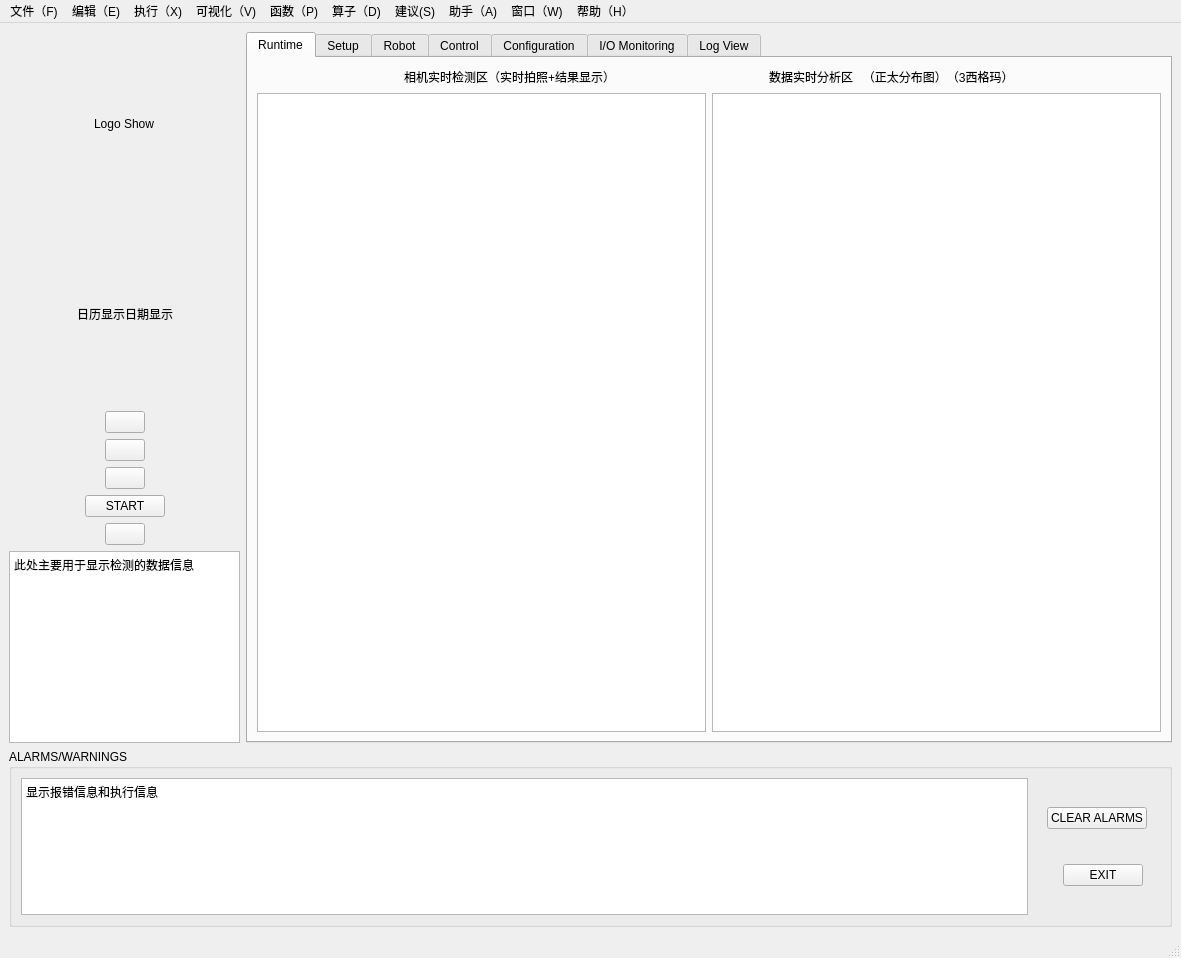
Before: the Qt Designer form InspectionSystem/mainwindow.ui in ziqianwenxuan/Machine-vision-inspection-system, drawn with Qt 5.
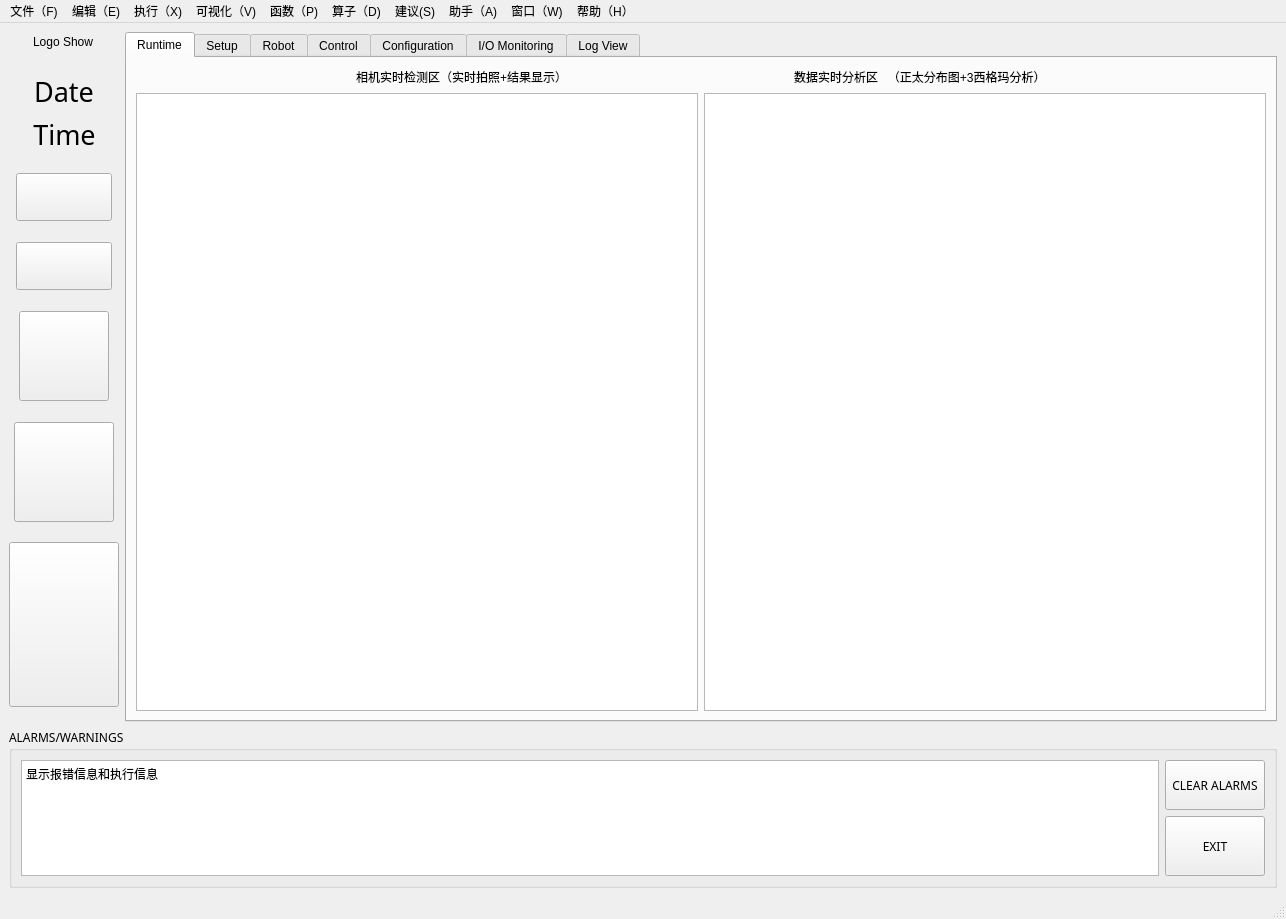
After: the same form once the commit is applied. Icons and pictures are not drawn.

```diff
--- a/InspectionSystem/mainwindow.ui
+++ b/InspectionSystem/mainwindow.ui
@@ -6,8 +6,8 @@
    <rect>
     <x>0</x>
     <y>0</y>
-    <width>1181</width>
-    <height>958</height>
+    <width>1286</width>
+    <height>919</height>
    </rect>
   </property>
   <property name="windowTitle">
@@ -20,11 +20,11 @@
   <widget class="QWidget" name="centralwidget">
    <layout class="QGridLayout" name="gridLayout_2">
     <item row="0" column="0">
-     <layout class="QVBoxLayout" name="verticalLayout_3" stretch="8,2">
+     <layout class="QVBoxLayout" name="verticalLayout_3" stretch="5,1">
       <item>
-       <layout class="QHBoxLayout" name="horizontalLayout_9" stretch="2,8">
+       <layout class="QHBoxLayout" name="horizontalLayout_9" stretch="1,15">
         <item>
-         <layout class="QVBoxLayout" name="verticalLayout" stretch="1,1,1,1,2,7,2,0">
+         <layout class="QVBoxLayout" name="verticalLayout" stretch="0,0,0,0,0,1,0,1,0,2,0,7,0,2,0">
           <item>
            <layout class="QHBoxLayout" name="horizontalLayout">
             <item>
@@ -62,6 +62,19 @@
             </item>
            </layout>
           </item>
+          <item>
+           <spacer name="verticalSpacer_7">
+            <property name="orientation">
+             <enum>Qt::Vertical</enum>
+            </property>
+            <property name="sizeHint" stdset="0">
+             <size>
+              <width>20</width>
+              <height>20</height>
+             </size>
+            </property>
+           </spacer>
+          </item>
           <item>
            <layout class="QHBoxLayout" name="horizontalLayout_2">
             <item>
@@ -82,8 +95,17 @@
               <property name="enabled">
                <bool>true</bool>
               </property>
+              <property name="font">
+               <font>
+                <family>楷体</family>
+                <pointsize>20</pointsize>
+               </font>
+              </property>
+              <property name="autoFillBackground">
+               <bool>false</bool>
+              </property>
               <property name="text">
-               <string>日历显示日期显示</string>
+               <string>Date</string>
               </property>
               <property name="textFormat">
                <enum>Qt::AutoText</enum>
@@ -91,6 +113,9 @@
               <property name="scaledContents">
                <bool>false</bool>
               </property>
+              <property name="alignment">
+               <set>Qt::AlignCenter</set>
+              </property>
              </widget>
             </item>
             <item>
@@ -108,6 +133,65 @@
             </item>
            </layout>
           </item>
+          <item>
+           <layout class="QHBoxLayout" name="horizontalLayout_8">
+            <item>
+             <spacer name="horizontalSpacer_19">
+              <property name="orientation">
+               <enum>Qt::Horizontal</enum>
+              </property>
+              <property name="sizeHint" stdset="0">
+               <size>
+                <width>18</width>
+                <height>20</height>
+               </size>
+              </property>
+             </spacer>
+            </item>
+            <item>
+             <widget class="QLabel" name="Time_label">
+              <property name="font">
+               <font>
+                <family>楷体</family>
+                <pointsize>20</pointsize>
+               </font>
+              </property>
+              <property name="text">
+               <string>Time</string>
+              </property>
+              <property name="alignment">
+               <set>Qt::AlignCenter</set>
+              </property>
+             </widget>
+            </item>
+            <item>
+             <spacer name="horizontalSpacer_18">
+              <property name="orientation">
+               <enum>Qt::Horizontal</enum>
+              </property>
+              <property name="sizeHint" stdset="0">
+               <size>
+                <width>18</width>
+                <height>20</height>
+               </size>
+              </property>
+             </spacer>
+            </item>
+           </layout>
+          </item>
+          <item>
+           <spacer name="verticalSpacer">
+            <property name="orientation">
+             <enum>Qt::Vertical</enum>
+            </property>
+            <property name="sizeHint" stdset="0">
+             <size>
+              <width>20</width>
+              <height>20</height>
+             </size>
+            </property>
+           </spacer>
+          </item>
           <item>
            <layout class="QHBoxLayout" name="horizontalLayout_3">
             <item>
@@ -125,6 +209,12 @@
             </item>
             <item>
              <widget class="QPushButton" name="Lock_bt">
+              <property name="minimumSize">
+               <size>
+                <width>96</width>
+                <height>48</height>
+               </size>
+              </property>
               <property name="text">
                <string/>
               </property>
@@ -164,6 +254,19 @@
             </item>
            </layout>
           </item>
+          <item>
+           <spacer name="verticalSpacer_3">
+            <property name="orientation">
+             <enum>Qt::Vertical</enum>
+            </property>
+            <property name="sizeHint" stdset="0">
+             <size>
+              <width>20</width>
+              <height>20</height>
+             </size>
+            </property>
+           </spacer>
+          </item>
           <item>
            <layout class="QHBoxLayout" name="horizontalLayout_4">
             <item>
@@ -181,6 +284,12 @@
             </item>
             <item>
              <widget class="QPushButton" name="Account_bt">
+              <property name="minimumSize">
+               <size>
+                <width>96</width>
+                <height>48</height>
+               </size>
+              </property>
               <property name="text">
                <string/>
               </property>
@@ -211,6 +320,19 @@
             </item>
            </layout>
           </item>
+          <item>
+           <spacer name="verticalSpacer_4">
+            <property name="orientation">
+             <enum>Qt::Vertical</enum>
+            </property>
+            <property name="sizeHint" stdset="0">
+             <size>
+              <width>20</width>
+              <height>20</height>
+             </size>
+            </property>
+           </spacer>
+          </item>
           <item>
            <layout class="QHBoxLayout" name="horizontalLayout_5">
             <item>
@@ -234,6 +356,12 @@
                 <verstretch>0</verstretch>
                </sizepolicy>
               </property>
+              <property name="minimumSize">
+               <size>
+                <width>90</width>
+                <height>90</height>
+               </size>
+              </property>
               <property name="text">
                <string/>
               </property>
@@ -264,6 +392,19 @@
             </item>
            </layout>
           </item>
+          <item>
+           <spacer name="verticalSpacer_14">
+            <property name="orientation">
+             <enum>Qt::Vertical</enum>
+            </property>
+            <property name="sizeHint" stdset="0">
+             <size>
+              <width>20</width>
+              <height>20</height>
+             </size>
+            </property>
+           </spacer>
+          </item>
           <item>
            <layout class="QHBoxLayout" name="horizontalLayout_6">
             <item>
@@ -284,13 +425,25 @@
               <property name="enabled">
                <bool>true</bool>
               </property>
+              <property name="minimumSize">
+               <size>
+                <width>100</width>
+                <height>100</height>
+               </size>
+              </property>
+              <property name="font">
+               <font>
+                <family>楷体</family>
+                <pointsize>20</pointsize>
+               </font>
+              </property>
               <property name="text">
-               <string>START</string>
+               <string/>
               </property>
               <property name="iconSize">
                <size>
                 <width>100</width>
-                <height>600</height>
+                <height>100</height>
                </size>
               </property>
              </widget>
@@ -310,6 +463,19 @@
             </item>
            </layout>
           </item>
+          <item>
+           <spacer name="verticalSpacer_15">
+            <property name="orientation">
+             <enum>Qt::Vertical</enum>
+            </property>
+            <property name="sizeHint" stdset="0">
+             <size>
+              <width>20</width>
+              <height>20</height>
+             </size>
+            </property>
+           </spacer>
+          </item>
           <item>
            <layout class="QHBoxLayout" name="horizontalLayout_7">
             <item>
@@ -327,6 +493,12 @@
             </item>
             <item>
              <widget class="QPushButton" name="Light_bt">
+              <property name="minimumSize">
+               <size>
+                <width>110</width>
+                <height>165</height>
+               </size>
+              </property>
               <property name="text">
                <string/>
               </property>
@@ -358,45 +530,17 @@
            </layout>
           </item>
           <item>
-           <layout class="QHBoxLayout" name="horizontalLayout_8">
-            <item>
-             <spacer name="horizontalSpacer_19">
-              <property name="orientation">
-               <enum>Qt::Horizontal</enum>
-              </property>
-              <property name="sizeHint" stdset="0">
-               <size>
-                <width>18</width>
-                <height>20</height>
-               </size>
-              </property>
-             </spacer>
-            </item>
-            <item>
-             <widget class="QTextBrowser" name="textBrowser_2">
-              <property name="html">
-               <string>&lt;!DOCTYPE HTML PUBLIC &quot;-//W3C//DTD HTML 4.0//EN&quot; &quot;http://www.w3.org/TR/REC-html40/strict.dtd&quot;&gt;
-&lt;html&gt;&lt;head&gt;&lt;meta name=&quot;qrichtext&quot; content=&quot;1&quot; /&gt;&lt;style type=&quot;text/css&quot;&gt;
-p, li { white-space: pre-wrap; }
-&lt;/style&gt;&lt;/head&gt;&lt;body style=&quot; font-family:'SimSun'; font-size:9pt; font-weight:400; font-style:normal;&quot;&gt;
-&lt;p style=&quot; margin-top:0px; margin-bottom:0px; margin-left:0px; margin-right:0px; -qt-block-indent:0; text-indent:0px;&quot;&gt;&lt;span style=&quot; font-family:'SimSun';&quot;&gt;此处主要用于显示检测的数据信息&lt;/span&gt;&lt;/p&gt;&lt;/body&gt;&lt;/html&gt;</string>
-              </property>
-             </widget>
-            </item>
-            <item>
-             <spacer name="horizontalSpacer_18">
-              <property name="orientation">
-               <enum>Qt::Horizontal</enum>
-              </property>
-              <property name="sizeHint" stdset="0">
-               <size>
-                <width>18</width>
-                <height>20</height>
-               </size>
-              </property>
-             </spacer>
-            </item>
-           </layout>
+           <spacer name="verticalSpacer_8">
+            <property name="orientation">
+             <enum>Qt::Vertical</enum>
+            </property>
+            <property name="sizeHint" stdset="0">
+             <size>
+              <width>20</width>
+              <height>20</height>
+             </size>
+            </property>
+           </spacer>
           </item>
          </layout>
         </item>
@@ -448,7 +592,7 @@
               <item>
                <widget class="QLabel" name="label_3">
                 <property name="text">
-                 <string>数据实时分析区   （正太分布图）（3西格玛）</string>
+                 <string>数据实时分析区   （正太分布图+3西格玛分析）</string>
                 </property>
                </widget>
               </item>
@@ -515,6 +659,11 @@
       </item>
       <item>
        <widget class="QGroupBox" name="groupBox">
+        <property name="font">
+         <font>
+          <family>黑体</family>
+         </font>
+        </property>
         <property name="title">
          <string>ALARMS/WARNINGS</string>
         </property>
@@ -527,7 +676,7 @@
               <string>&lt;!DOCTYPE HTML PUBLIC &quot;-//W3C//DTD HTML 4.0//EN&quot; &quot;http://www.w3.org/TR/REC-html40/strict.dtd&quot;&gt;
 &lt;html&gt;&lt;head&gt;&lt;meta name=&quot;qrichtext&quot; content=&quot;1&quot; /&gt;&lt;style type=&quot;text/css&quot;&gt;
 p, li { white-space: pre-wrap; }
-&lt;/style&gt;&lt;/head&gt;&lt;body style=&quot; font-family:'SimSun'; font-size:9pt; font-weight:400; font-style:normal;&quot;&gt;
+&lt;/style&gt;&lt;/head&gt;&lt;body style=&quot; font-family:'黑体'; font-size:9pt; font-weight:400; font-style:normal;&quot;&gt;
 &lt;p style=&quot; margin-top:0px; margin-bottom:0px; margin-left:0px; margin-right:0px; -qt-block-indent:0; text-indent:0px;&quot;&gt;&lt;span style=&quot; font-family:'SimSun';&quot;&gt;显示报错信息和执行信息&lt;/span&gt;&lt;/p&gt;&lt;/body&gt;&lt;/html&gt;</string>
              </property>
             </widget>
@@ -536,76 +685,54 @@
             <layout class="QVBoxLayout" name="verticalLayout_2">
              <item>
               <layout class="QHBoxLayout" name="horizontalLayout_10">
-               <item>
-                <spacer name="horizontalSpacer_20">
-                 <property name="orientation">
-                  <enum>Qt::Horizontal</enum>
-                 </property>
-                 <property name="sizeHint" stdset="0">
-                  <size>
-                   <width>40</width>
-                   <height>20</height>
-                  </size>
-                 </property>
-                </spacer>
-               </item>
                <item>
                 <widget class="QPushButton" name="Account_bt_4">
+                 <property name="sizePolicy">
+                  <sizepolicy hsizetype="Maximum" vsizetype="Maximum">
+                   <horstretch>0</horstretch>
+                   <verstretch>0</verstretch>
+                  </sizepolicy>
+                 </property>
+                 <property name="minimumSize">
+                  <size>
+                   <width>100</width>
+                   <height>50</height>
+                  </size>
+                 </property>
+                 <property name="baseSize">
+                  <size>
+                   <width>0</width>
+                   <height>0</height>
+                  </size>
+                 </property>
                  <property name="text">
                   <string>CLEAR ALARMS</string>
                  </property>
                 </widget>
                </item>
-               <item>
-                <spacer name="horizontalSpacer_21">
-                 <property name="orientation">
-                  <enum>Qt::Horizontal</enum>
-                 </property>
-                 <property name="sizeHint" stdset="0">
-                  <size>
-                   <width>40</width>
-                   <height>20</height>
-                  </size>
-                 </property>
-                </spacer>
-               </item>
               </layout>
              </item>
              <item>
               <layout class="QHBoxLayout" name="horizontalLayout_11">
-               <item>
-                <spacer name="horizontalSpacer_22">
-                 <property name="orientation">
-                  <enum>Qt::Horizontal</enum>
-                 </property>
-                 <property name="sizeHint" stdset="0">
-                  <size>
-                   <width>40</width>
-                   <height>20</height>
-                  </size>
-                 </property>
-                </spacer>
-               </item>
                <item>
                 <widget class="QPushButton" name="Exit_bt">
+                 <property name="sizePolicy">
+                  <sizepolicy hsizetype="Maximum" vsizetype="Maximum">
+                   <horstretch>0</horstretch>
+                   <verstretch>0</verstretch>
+                  </sizepolicy>
+                 </property>
+                 <property name="minimumSize">
+                  <size>
+                   <width>100</width>
+                   <height>60</height>
+                  </size>
+                 </property>
                  <property name="text">
                   <string>EXIT</string>
                  </property>
                 </widget>
                </item>
-               <item>
-                <spacer name="horizontalSpacer_23">
-                 <property name="orientation">
-                  <enum>Qt::Horizontal</enum>
-                 </property>
-                 <property name="sizeHint" stdset="0">
-                  <size>
-                   <width>28</width>
-                   <height>20</height>
-                  </size>
-                 </property>
-                </spacer>
-               </item>
               </layout>
              </item>
             </layout>
@@ -624,7 +751,7 @@
     <rect>
      <x>0</x>
      <y>0</y>
-     <width>1181</width>
+     <width>1286</width>
      <height>23</height>
     </rect>
    </property>
```
Left out of the diff: 22 changed lines with no effect on the pictures.
